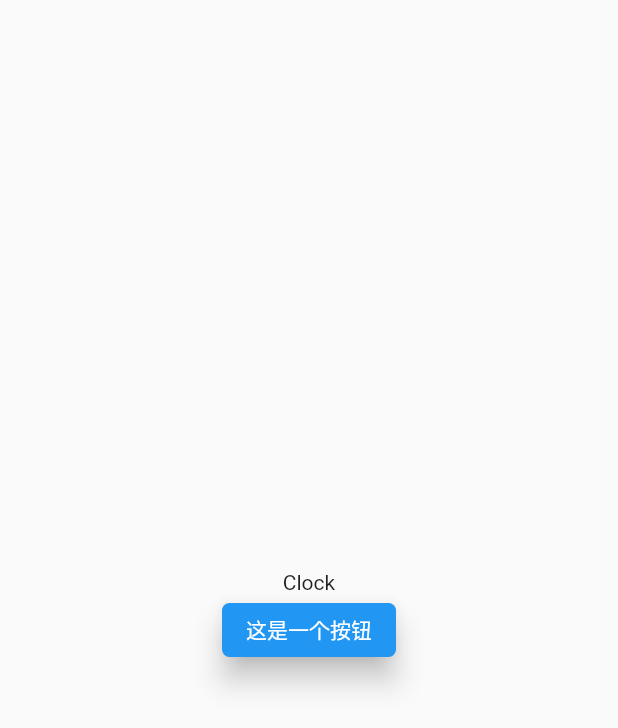
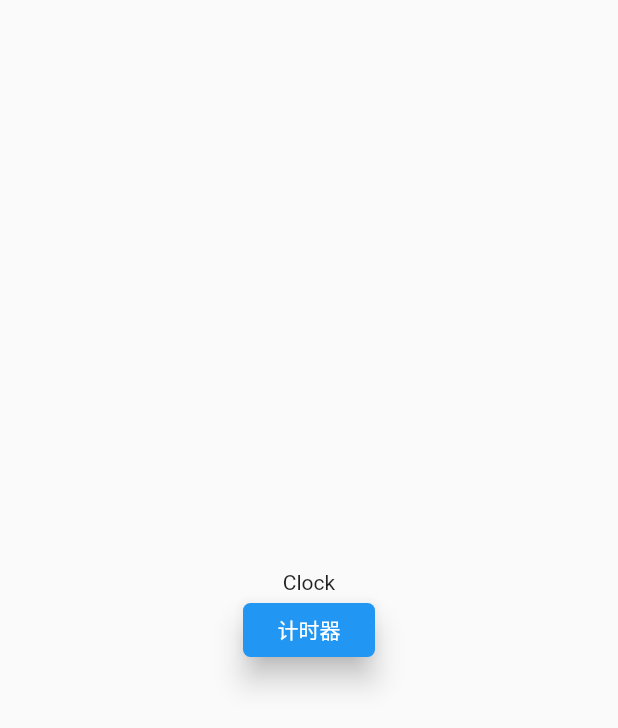
Before and after one commit to wuzehua/techtrainingcamp-client-5, a Flutter app: the screen it shows after launch, on a phone screen of 412 x 824 dp. Shown: the top 728 px of the screen. Run offline on Flutter 3.47's test engine with Material 2 defaults, Android fonts, the phone set to English and light mode, and no system bars.

Commit message:
添加倒数页面

```diff
--- a/lib/home.dart
+++ b/lib/home.dart
@@ -1,16 +1,17 @@
+import 'package:clock_challenge/count_down_page.dart';
 import 'package:flutter/material.dart';
 
-class MyHomePage extends StatefulWidget {
-  MyHomePage({Key key, this.title}) : super(key: key);
+class HomePage extends StatefulWidget {
+  HomePage({Key key, this.title}) : super(key: key);
 
 
   final String title;
 
   @override
-  _MyHomePageState createState() => _MyHomePageState();
+  _HomePageState createState() => _HomePageState();
 }
 
-class _MyHomePageState extends State<MyHomePage> {
+class _HomePageState extends State<HomePage> {
 
   @override
   Widget build(BuildContext context) {
@@ -28,14 +29,18 @@ class _MyHomePageState extends State<MyHomePage> {
               color: Colors.blue,
               highlightColor: Colors.blueAccent,
               disabledColor: Colors.blueGrey,
-              splashColor: Colors.white,
               colorBrightness: Brightness.dark,
-              child: Text('这是一个按钮'),
+              splashColor: Colors.white24,
+              child: Text('计时器'),
               shape: RoundedRectangleBorder(
                   borderRadius: BorderRadius.circular(5)
               ),
               onPressed: () {
-
+                Navigator.push(context, MaterialPageRoute(
+                  builder: (context) {
+                    return CountDownPage();
+                  }
+                ));
               },
             )
           ],
--- a/lib/main.dart
+++ b/lib/main.dart
@@ -10,7 +10,7 @@ class MyApp extends StatelessWidget {
   @override
   Widget build(BuildContext context) {
     return MaterialApp(
-      home: MyHomePage(
+      home: HomePage(
         title: 'Clock',
       ),
     );
```
Also changed, not shown: lib/count_down_page.dart (added, +49 -0 lines), pubspec.lock.
